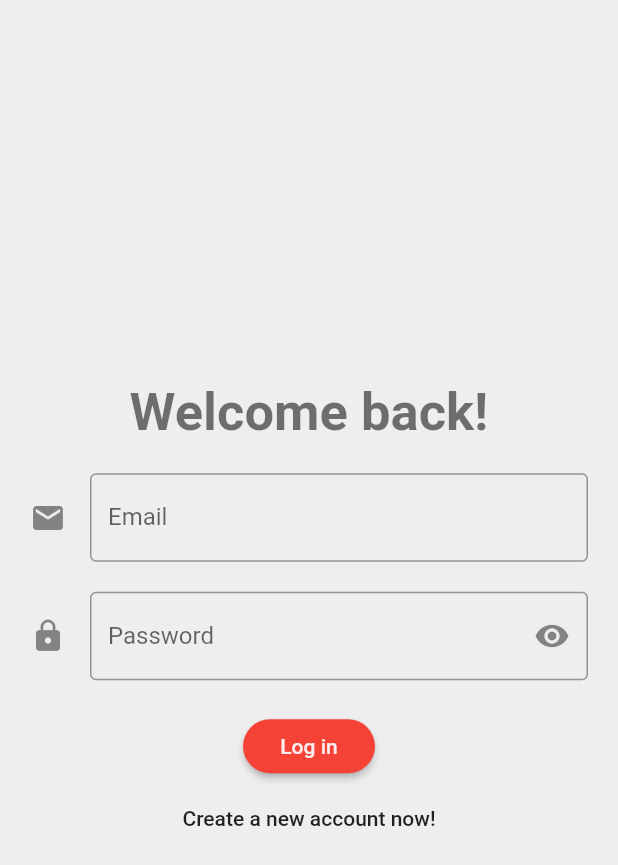
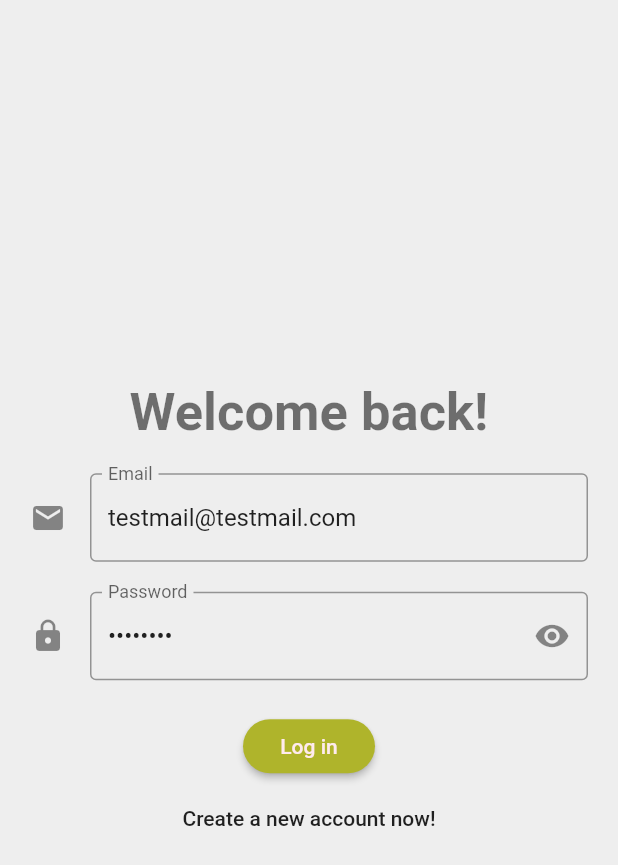
Before and after one commit to esirioneyibo/flutter_ecommerce, a Flutter app: the screen it shows after launch, on a phone screen of 412 x 824 dp. Shown: the top 865 px of the screen. Run offline on Flutter 3.47's test engine with Material 2 defaults, Android fonts, the phone set to English and light mode, and no system bars; our stand-ins replace flutter_redux, redux, redux_thunk, shared_preferences, validators.

```diff
--- /dev/null
+++ b/lib/api/products.dart
@@ -0,0 +1,6 @@
+import 'package:http/http.dart' as http;
+
+final baseUrl = 'http://localhost:1337/products';
+final api = new http.Client();
+
+Future getProducts() => api.get(baseUrl);
--- a/lib/models/app_state.dart
+++ b/lib/models/app_state.dart
@@ -6,13 +6,12 @@ import 'package:meta/meta.dart';
 @immutable
 class AppState {
   final dynamic user;
+  final List<dynamic> products;
 
   // We don't want to create state if the user is not provided (@required)
-  AppState({@required this.user});
+  AppState({@required this.user, @required this.products});
 
   factory AppState.initial() {
-    return AppState(
-      user: null,
-    );
+    return AppState(user: null, products: []);
   }
 }
--- a/lib/pages/login_page.dart
+++ b/lib/pages/login_page.dart
@@ -26,6 +26,7 @@ class _LoginPageState extends State<LoginPage> {
     return Padding(
       padding: EdgeInsets.only(top: 20.0),
       child: TextFormField(
+        initialValue: "testmail@testmail.com",
         keyboardType: TextInputType.emailAddress,
         onSaved: (value) => _email = value,
         validator: (value) => !isEmail(value) ? 'Enter a valid email' : null,
@@ -42,6 +43,7 @@ class _LoginPageState extends State<LoginPage> {
     return Padding(
       padding: EdgeInsets.only(top: 20.0),
       child: TextFormField(
+        initialValue: "testuser",
         onSaved: (value) => _password = value,
         validator: (value) => !isLength(value, _PASSWORD_MIN_LENGTH)
             ? 'Password must be longer than $_PASSWORD_MIN_LENGTH characters'
--- a/lib/redux/actions/actions.dart
+++ b/lib/redux/actions/actions.dart
@@ -1 +1,2 @@
 import './user.dart';
+import './product.dart';
--- a/lib/redux/reducers/reducers.dart
+++ b/lib/redux/reducers/reducers.dart
@@ -1,6 +1,9 @@
 import 'package:flutter_ecommerce/models/app_state.dart';
 import 'package:flutter_ecommerce/redux/reducers/user.dart';
+import 'package:flutter_ecommerce/redux/reducers/product.dart';
 
 AppState appReducer(AppState state, dynamic action) {
-  return AppState(user: userReducer(state.user, action));
+  return AppState(
+      user: userReducer(state.user, action),
+      products: productsReducer(state.products, action));
 }
--- a/lib/redux/reducers/user.dart
+++ b/lib/redux/reducers/user.dart
@@ -1,6 +1,5 @@
 import 'package:flutter_ecommerce/models/user.dart';
-
-import '../actions/user.dart';
+import 'package:flutter_ecommerce/redux/actions/user.dart';
 
 User userReducer(User user, dynamic action) {
   if (action is GetUserAction) return action.user;
--- a/lib/theme/app_theme.dart
+++ b/lib/theme/app_theme.dart
@@ -11,8 +11,8 @@ final ThemeData appTheme = ThemeData(
   // Notice that the counter didn't reset back to zero; the application
   // is not restarted.
   backgroundColor: Colors.grey[300],
-  primaryColor: Colors.pink[900],
-  accentColor: Colors.red[500],
+  primaryColor: Colors.green[900],
+  accentColor: Colors.lime[700],
   textTheme: TextTheme(
     headline: TextStyle(
       fontSize: 35.0,
```
Also changed, not shown: lib/models/product.dart (added, +25 -0 lines), lib/pages/products_page.dart (+24 -2 lines), lib/redux/actions/product.dart (added, +21 -0 lines), lib/redux/reducers/product.dart (added, +8 -0 lines), lib/routes.dart (+7 -1 lines), lib/services/product.dart (added, +18 -0 lines).
